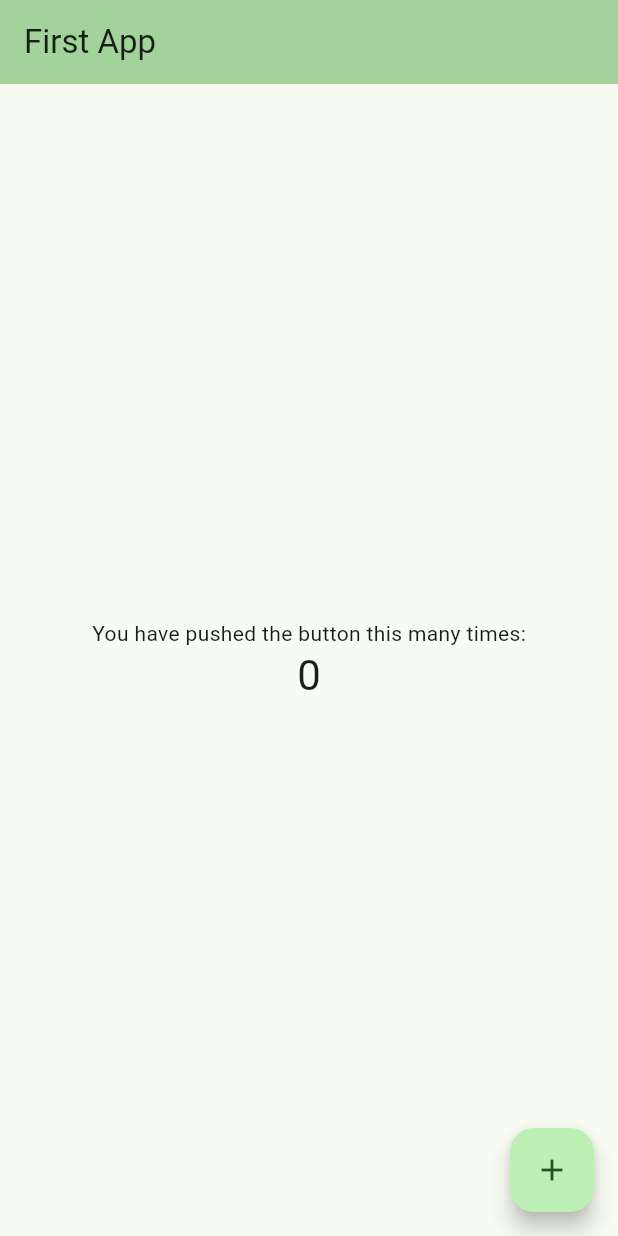
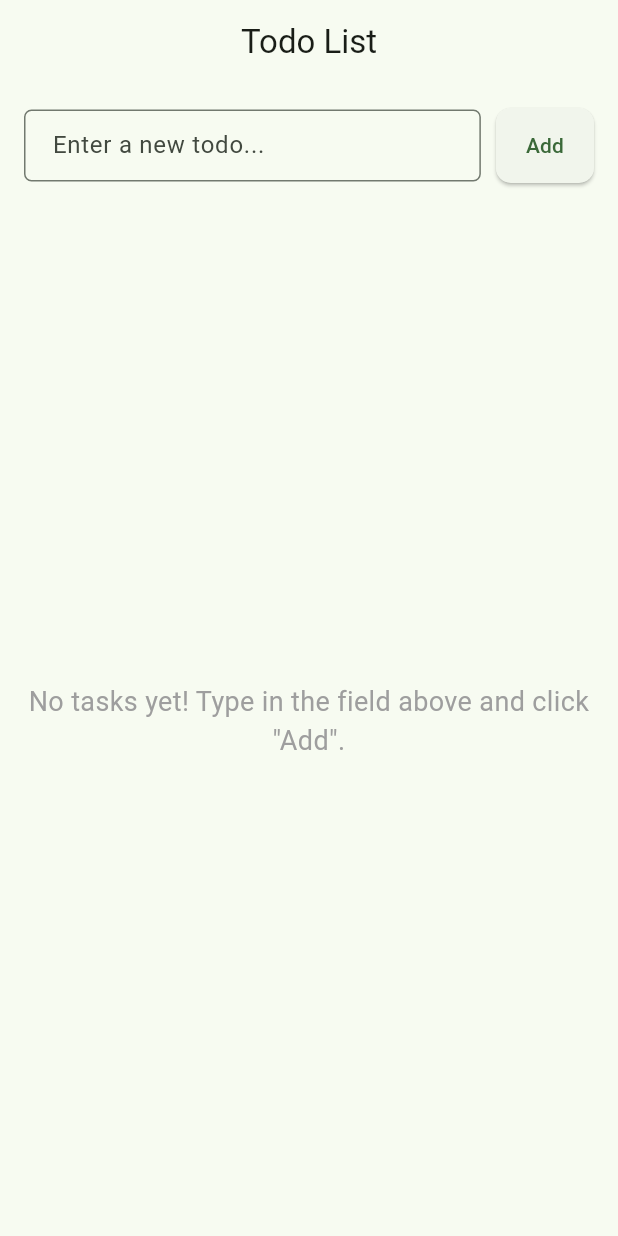
Before and after one commit to dannyjy/task-manager-app, a Flutter app: the screen it shows after launch, on a phone screen of 412 x 824 dp. Run offline on Flutter 3.47's test engine with Material 3 defaults, Android fonts, the phone set to English and light mode, and no system bars.

Commit message:
Create todo list functionality

```diff
--- a/lib/main.dart
+++ b/lib/main.dart
@@ -5,120 +5,236 @@ void main() {
 }
 
 class MyApp extends StatelessWidget {
+  // Constructor for MyApp. 'key' is an optional parameter used to identify widgets.
   const MyApp({super.key});
 
-  // This widget is the root of your application.
+  // The build method describes the part of the user interface represented by this widget.
+  // For StatelessWidget, it's called once when the widget is inserted into the widget tree.
   @override
   Widget build(BuildContext context) {
-
+    // MaterialApp is a convenience widget that wraps a number of widgets that are
+    // commonly required for Material Design applications.
     return MaterialApp(
       debugShowCheckedModeBanner: false,
-      title: 'Flutter Demo',
+      // The title of the application, used by the device's multi-tasking UI.
+      title: 'Simple Todo App',
+      // The theme of the application. Here we're using a blue color scheme.
       theme: ThemeData(
-        // This is the theme of your application.
-        //
-        // TRY THIS: Try running your application with "flutter run". You'll see
-        // the application has a purple toolbar. Then, without quitting the app,
-        // try changing the seedColor in the colorScheme below to Colors.green
-        // and then invoke "hot reload" (save your changes or press the "hot
-        // reload" button in a Flutter-supported IDE, or press "r" if you used
-        // the command line to start the app).
-        //
-        // Notice that the counter didn't reset back to zero; the application
-        // state is not lost during the reload. To reset the state, use hot
-        // restart instead.
-        //
-        // This works for code too, not just values: Most code changes can be
-        // tested with just a hot reload.
         colorScheme: ColorScheme.fromSeed(seedColor: Colors.green),
+        useMaterial3: true, // Opt-in for Material 3 design features.
       ),
-      home: const MyHomePage(title: 'First App'),
+      // The home property defines the default route of the app.
+      // Here, it's our TodoListScreen, which will display the list of tasks.
+      home: const TodoListScreen(),
     );
   }
 }
 
-class MyHomePage extends StatefulWidget {
-  const MyHomePage({super.key, required this.title});
-
-  // This widget is the home page of your application. It is stateful, meaning
-  // that it has a State object (defined below) that contains fields that affect
-  // how it looks.
-
-  // This class is the configuration for the state. It holds the values (in this
-  // case the title) provided by the parent (in this case the App widget) and
-  // used by the build method of the State. Fields in a Widget subclass are
-  // always marked "final".
-
-  final String title;
-
+class TodoListScreen extends StatefulWidget {
+  const TodoListScreen({super.key});
+  // createState() creates the mutable state for this widget at a given location in the widget tree.
+  // It returns an instance of _TodoListScreenState.
   @override
-  State<MyHomePage> createState() => _MyHomePageState();
+  State<TodoListScreen> createState() => _TodoListScreenState();
 }
 
-class _MyHomePageState extends State<MyHomePage> {
-  int _counter = 0;
+// _TodoListScreenState holds the mutable state for the TodoListScreen.
+// It extends State<TodoListScreen>, indicating it's the state for the TodoListScreen widget.
+class _TodoListScreenState extends State<TodoListScreen> {
+  // This is the list that will hold our Todo objects.
+  // It's initialized as an empty list and will be updated when tasks are added, completed, or deleted.
+  final List<Todo> _todos = [];
 
-  void _incrementCounter() {
+  // This TextEditingController is used to get the text input from the user
+  // when they want to add a new task.
+  final TextEditingController _textFieldController = TextEditingController();
+
+  void _addTodo() {
+    final String newTodoTitle = _textFieldController.text.trim(); // Get text and remove leading/trailing spaces.
+    if (newTodoTitle.isNotEmpty) {
+      // setState is crucial for updating the UI. Any changes made inside setState()
+      // will trigger a rebuild of the widget, reflecting the new state on screen.
+      setState(() {
+        // Add a new Todo object to the _todos list.
+        // The new task is initially not completed (isCompleted: false).
+        _todos.add(Todo(title: newTodoTitle, isCompleted: false));
+        _textFieldController.clear(); // Clear the text field after adding.
+      });
+    }
+  }
+
+  // Function to toggle the completion status of a To-Do item.
+  // It takes the Todo object whose status needs to be changed.
+  void _toggleTodoStatus(Todo todo) {
     setState(() {
-      // This call to setState tells the Flutter framework that something has
-      // changed in this State, which causes it to rerun the build method below
-      // so that the display can reflect the updated values. If we changed
-      // _counter without calling setState(), then the build method would not be
-      // called again, and so nothing would appear to happen.
-      _counter++;
+      final index = _todos.indexOf(todo);
+      if (index != -1) {
+        _todos[index].isCompleted = !_todos[index].isCompleted;
+      }
+    });
+  }
+
+  void _deleteTodo(Todo todo) {
+    setState(() {
+      _todos.remove(todo);
     });
   }
 
   @override
   Widget build(BuildContext context) {
-    // This method is rerun every time setState is called, for instance as done
-    // by the _incrementCounter method above.
-    //
-    // The Flutter framework has been optimized to make rerunning build methods
-    // fast, so that you can just rebuild anything that needs updating rather
-    // than having to individually change instances of widgets.
     return Scaffold(
       appBar: AppBar(
-        // TRY THIS: Try changing the color here to a specific color (to
-        // Colors.amber, perhaps?) and trigger a hot reload to see the AppBar
-        // change color while the other colors stay the same.
-        backgroundColor: Theme.of(context).colorScheme.inversePrimary,
-        // Here we take the value from the MyHomePage object that was created by
-        // the App.build method, and use it to set our appbar title.
-        title: Text(widget.title),
+        title: const Text('Todo List'),
+        centerTitle: true,
+        titleSpacing: 0,
       ),
-      body: Center(
-        // Center is a layout widget. It takes a single child and positions it
-        // in the middle of the parent.
-        child: Column(
-          // Column is also a layout widget. It takes a list of children and
-          // arranges them vertically. By default, it sizes itself to fit its
-          // children horizontally, and tries to be as tall as its parent.
-          //
-          // Column has various properties to control how it sizes itself and
-          // how it positions its children. Here we use mainAxisAlignment to
-          // center the children vertically; the main axis here is the vertical
-          // axis because Columns are vertical (the cross axis would be
-          // horizontal).
-          //
-          // TRY THIS: Invoke "debug painting" (choose the "Toggle Debug Paint"
-          // action in the IDE, or press "p" in the console), to see the
-          // wireframe for each widget.
-          mainAxisAlignment: MainAxisAlignment.center,
-          children: <Widget>[
-            const Text('You have pushed the button this many times:'),
-            Text(
-              '$_counter',
-              style: Theme.of(context).textTheme.headlineMedium,
+      body: Column(
+        children: [
+          Padding(
+            padding: const EdgeInsets.all(16.0),
+            child: Row(
+              children: [
+                Expanded(
+                  child: TextField(
+                    controller: _textFieldController, // Connects the TextField to our controller.
+                    decoration: const InputDecoration(
+                      hintText: 'Enter a new todo...', // Placeholder text.
+                      border: OutlineInputBorder(
+                        borderRadius: BorderRadius.all(Radius.circular(5.0)), // Rounded corners for the input.
+                      ),
+                      contentPadding: EdgeInsets.symmetric(horizontal: 15.0, vertical: 10.0), // Adjust padding inside.
+                    ),
+                    autofocus: false, // Don't autofocus initially, as it's always visible.
+                    onSubmitted: (value) {
+                      _addTodo();
+                    },
+                  ),
+                ),
+                const SizedBox(width: 10),
+                ElevatedButton(
+                  onPressed: _addTodo, // When pressed, call _addTodo.
+                  style: ElevatedButton.styleFrom(
+                    padding: const EdgeInsets.symmetric(horizontal: 20.0, vertical: 15.0),
+                    shape: RoundedRectangleBorder(
+                      borderRadius: BorderRadius.circular(10.0), // Rounded corners for the button.
+                    ),
+                  ),
+                  child: const Text('Add'),
+                ),
+              ],
             ),
-          ],
-        ),
+          ),
+          Expanded(
+            child: _todos.isEmpty
+                ? const Center(
+                    child: Text(
+                      'No tasks yet! Type in the field above and click "Add".',
+                      style: TextStyle(fontSize: 18, color: Colors.grey),
+                      textAlign: TextAlign.center,
+                    ),
+                  )
+                : ListView.builder(
+                    itemCount: _todos.length,
+                    itemBuilder: (context, index) {
+                      final Todo todo = _todos[index];
+                      return Dismissible(
+                        key: Key(todo.title + index.toString()), // Unique key for each dismissible item.
+                        direction: DismissDirection.endToStart, // Allow swiping from right to left.
+                        background: Container(
+                          color: Colors.red, // Red background when swiping to delete.
+                          alignment: Alignment.centerRight, // Align icon to the right.
+                          padding: const EdgeInsets.symmetric(horizontal: 20.0), // Padding for the icon.
+                          child: const Icon(Icons.delete, color: Colors.white), // Delete icon.
+                        ),
+                        onDismissed: (direction) {
+                          ScaffoldMessenger.of(context).showSnackBar(
+                            SnackBar(
+                              content: Text('"${todo.title}" deleted'),
+                              action: SnackBarAction(
+                                label: 'UNDO',
+                                onPressed: () {
+                                  setState(() {
+                                    _todos.insert(index, todo);
+                                  });
+                                },
+                              ),
+                            ),
+                          );
+                          _deleteTodo(todo);
+                        },
+                        child: Card(
+                          margin: const EdgeInsets.symmetric(vertical: 8.0, horizontal: 16.0),
+                          elevation: 2.0,
+                          shape: RoundedRectangleBorder(borderRadius: BorderRadius.circular(10.0)),
+                          child: ListTile(
+                            // Title of the To-Do item.
+                            title: Text(
+                              todo.title,
+                              style: TextStyle(
+                                // Strikethrough text if the task is completed.
+                                decoration: todo.isCompleted ? TextDecoration.lineThrough : null,
+                                color: todo.isCompleted ? Colors.grey : Colors.black87, // Dim text if completed.
+                              ),
+                            ),
+                            // Leading checkbox to mark as completed/incomplete.
+                            leading: Checkbox(
+                              value: todo.isCompleted, // The current status of the todo.
+                              onChanged: (bool? newValue) {
+                                // When the checkbox is tapped, toggle the status.
+                                _toggleTodoStatus(todo);
+                              },
+                            ),
+                            // Trailing icon button for direct deletion (alternative to swipe).
+                            trailing: IconButton(
+                              icon: const Icon(Icons.delete_forever, color: Colors.redAccent),
+                              onPressed: () {
+                                showDialog(
+                                  context: context,
+                                  builder: (BuildContext context) {
+                                    return AlertDialog(
+                                      title: const Text('Confirm Deletion'),
+                                      content: Text('Are you sure you want to delete "${todo.title}"?'),
+                                      actions: <Widget>[
+                                        TextButton(
+                                          child: const Text('Cancel'),
+                                          onPressed: () {
+                                            Navigator.of(context).pop(); // Close dialog.
+                                          },
+                                        ),
+                                        ElevatedButton(
+                                          // ignore: sort_child_properties_last
+                                          child: const Text('Delete'),
+                                          style: ElevatedButton.styleFrom(backgroundColor: Colors.red),
+                                          onPressed: () {
+                                            _deleteTodo(todo); // Delete the todo.
+                                            Navigator.of(context).pop(); // Close dialog.
+                                          },
+                                        ),
+                                      ],
+                                    );
+                                  },
+                                );
+                              },
+                            ),
+                            // Tapping the entire list tile can also toggle completion.
+                            onTap: () {
+                              _toggleTodoStatus(todo);
+                            },
+                          ),
+                        ),
+                      );
+                    },
+                  ),
+          ),
+        ],
       ),
-      floatingActionButton: FloatingActionButton(
-        onPressed: _incrementCounter,
-        tooltip: 'Increment',
-        child: const Icon(Icons.add),
-      ), // This trailing comma makes auto-formatting nicer for build methods.
     );
   }
 }
+
+class Todo {
+  String title;
+  bool isCompleted;
+
+  Todo({required this.title, this.isCompleted = false}); // Default isCompleted to false.
+}
```
Also changed, not shown: 1 other file.
